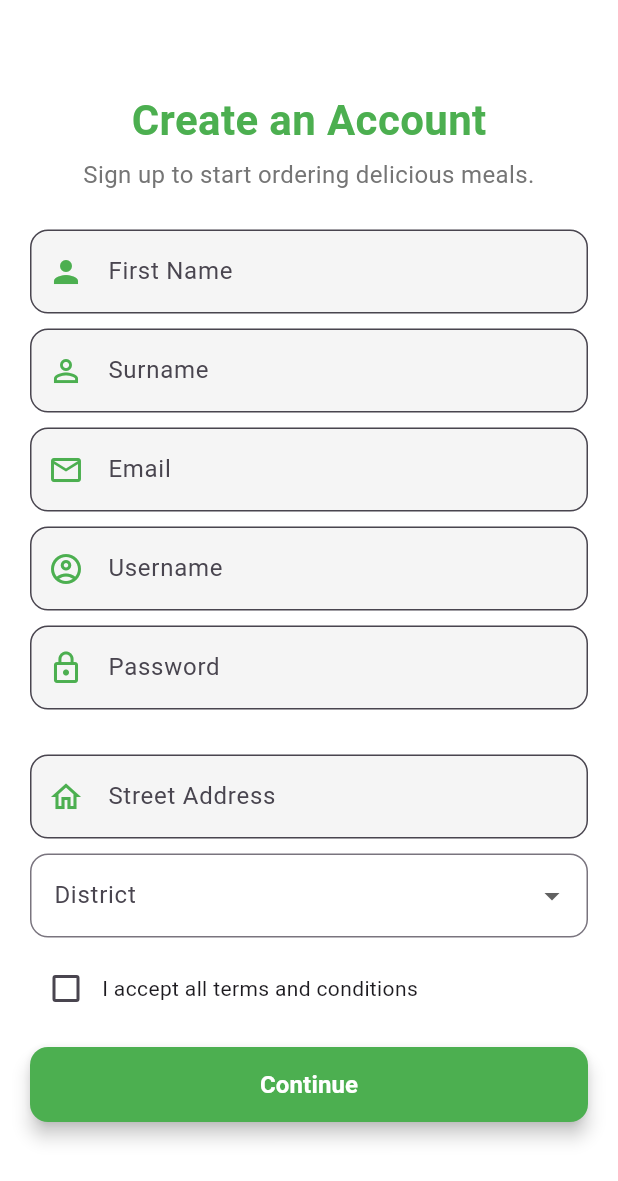
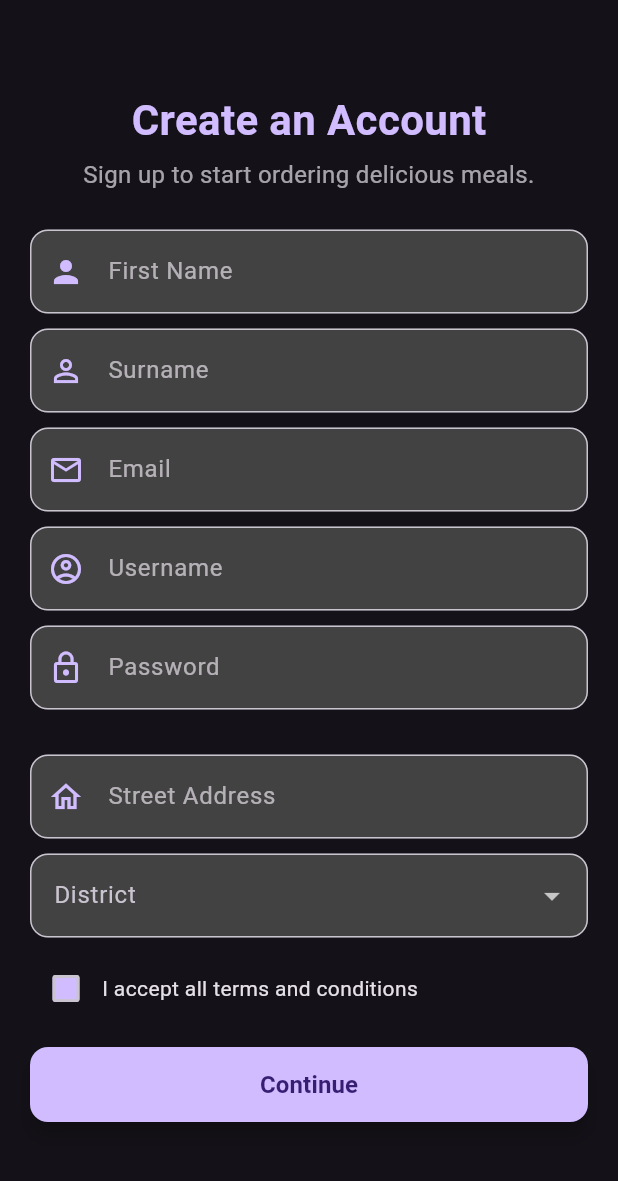
Before and after one commit to amiruushan/GreenBite, a Flutter app: the screen it shows after launch, after a tap on "Skip", after a tap on "Continue", after a tap on "Register", on a phone screen of 412 x 824 dp. Shown: the top 1181 px of the screen. Run offline on Flutter 3.47's test engine with Material 3 defaults, Android fonts, the phone set to English and light mode, and no system bars; our stand-ins replace geolocator, image_picker, lottie, percent_indicator, shared_preferences; missing offline and left inert: flutter_stripe; accounts and stored records are empty; network calls fail; project files that could hold a hidden picture were left out.

Commit message:
added darkmode to the remaining pages

```diff
--- a/greenbite_frontend/lib/screens/home_page/home_page.dart
+++ b/greenbite_frontend/lib/screens/home_page/home_page.dart
@@ -4,7 +4,6 @@ import 'package:greenbite_frontend/config.dart';
 import 'package:greenbite_frontend/screens/cart/cart_screen.dart';
 import 'package:greenbite_frontend/screens/food_detail_screen/food_detail_screen.dart';
 import 'package:greenbite_frontend/screens/home_page/widgets/shop_tab.dart';
-import 'package:greenbite_frontend/screens/home_page/widgets/update_location_button.dart';
 
 import 'package:greenbite_frontend/service/auth_service';
 import 'package:greenbite_frontend/service/location_service.dart';
--- a/greenbite_frontend/lib/screens/login/signup_screen.dart
+++ b/greenbite_frontend/lib/screens/login/signup_screen.dart
@@ -115,8 +115,11 @@ class _SignupScreenState extends State<SignupScreen> {
 
   @override
   Widget build(BuildContext context) {
+    final theme = Theme.of(context);
+    final isDarkMode = theme.brightness == Brightness.dark;
+
     return Scaffold(
-      backgroundColor: Colors.white, // Clean background
+      backgroundColor: theme.colorScheme.background, // ✅ Theme-based background
       body: SingleChildScrollView(
         padding: const EdgeInsets.all(20),
         child: Column(
@@ -132,14 +135,18 @@ class _SignupScreenState extends State<SignupScreen> {
               style: TextStyle(
                 fontSize: 28,
                 fontWeight: FontWeight.bold,
-                color: Colors.green,
+                color: theme.colorScheme.primary, // ✅ Theme-based color
               ),
             ),
             const SizedBox(height: 5),
             Text(
               "Sign up to start ordering delicious meals.",
               textAlign: TextAlign.center,
-              style: TextStyle(color: Colors.grey.shade600, fontSize: 16),
+              style: TextStyle(
+                color: theme.colorScheme.onSurface
+                    .withOpacity(0.7), // ✅ Theme-based color
+                fontSize: 16,
+              ),
             ),
             const SizedBox(height: 25),
 
@@ -192,11 +199,21 @@ class _SignupScreenState extends State<SignupScreen> {
                 labelText: "District",
                 border:
                     OutlineInputBorder(borderRadius: BorderRadius.circular(12)),
+                filled: true,
+                fillColor: isDarkMode
+                    ? Colors.grey[800]
+                    : Colors.grey[200], // ✅ Adaptive color
               ),
               items: ["Colombo", "Galle", "Gampaha", "Ratnapura"]
                   .map((district) => DropdownMenuItem(
                         value: district,
-                        child: Text(district),
+                        child: Text(
+                          district,
+                          style: TextStyle(
+                            color: theme
+                                .colorScheme.onSurface, // ✅ Theme-based color
+                          ),
+                        ),
                       ))
                   .toList(),
               onChanged: (value) {
@@ -217,9 +234,19 @@ class _SignupScreenState extends State<SignupScreen> {
                       termsAccepted = value!;
                     });
                   },
+                  fillColor: MaterialStateProperty.resolveWith<Color>(
+                    (states) =>
+                        theme.colorScheme.primary, // ✅ Theme-based color
+                  ),
                 ),
-                const Expanded(
-                    child: Text("I accept all terms and conditions")),
+                Expanded(
+                  child: Text(
+                    "I accept all terms and conditions",
+                    style: TextStyle(
+                      color: theme.colorScheme.onSurface, // ✅ Theme-based color
+                    ),
+                  ),
+                ),
               ],
             ),
             const SizedBox(height: 15),
@@ -230,8 +257,10 @@ class _SignupScreenState extends State<SignupScreen> {
                 : _CustomButton(
                     text: "Continue",
                     onPressed: _validateAndProceed,
-                    backgroundColor: Colors.green,
-                    textColor: Colors.white,
+                    backgroundColor:
+                        theme.colorScheme.primary, // ✅ Theme-based color
+                    textColor:
+                        theme.colorScheme.onPrimary, // ✅ Theme-based color
                     shadow: true,
                   ),
             const SizedBox(height: 15),
@@ -258,16 +287,28 @@ class _CustomTextField extends StatelessWidget {
 
   @override
   Widget build(BuildContext context) {
+    final theme = Theme.of(context);
+    final isDarkMode = theme.brightness == Brightness.dark;
+
     return TextField(
       controller: controller,
       obscureText: isPassword,
+      style:
+          TextStyle(color: theme.colorScheme.onSurface), // ✅ Theme-based color
       decoration: InputDecoration(
         labelText: label,
-        prefixIcon:
-            prefixIcon != null ? Icon(prefixIcon, color: Colors.green) : null,
+        labelStyle: TextStyle(
+            color: theme.colorScheme.onSurface
+                .withOpacity(0.7)), // ✅ Theme-based color
+        prefixIcon: prefixIcon != null
+            ? Icon(prefixIcon,
+                color: theme.colorScheme.primary) // ✅ Theme-based color
+            : null,
         border: OutlineInputBorder(borderRadius: BorderRadius.circular(12)),
         filled: true,
-        fillColor: Colors.grey[100],
+        fillColor: isDarkMode
+            ? Colors.grey[800]
+            : Colors.grey[200], // ✅ Adaptive color
       ),
     );
   }
@@ -304,10 +345,10 @@ class _CustomButton extends StatelessWidget {
           elevation: shadow ? 5 : 0,
         ),
         child: Text(
-          text, // Display the text here
+          text,
           style: TextStyle(
-            fontSize: 16, // Adjust the font size if needed
-            fontWeight: FontWeight.bold, // Make it bold if necessary
+            fontSize: 16,
+            fontWeight: FontWeight.bold,
           ),
         ),
       ),
--- a/greenbite_frontend/lib/screens/onboarding/onboarding.dart
+++ b/greenbite_frontend/lib/screens/onboarding/onboarding.dart
@@ -65,8 +65,11 @@ class _OnboardingScreenState extends State<OnboardingScreen> {
 
   @override
   Widget build(BuildContext context) {
+    final theme = Theme.of(context);
+    final isDarkMode = theme.brightness == Brightness.dark;
+
     return Scaffold(
-      backgroundColor: Colors.white,
+      backgroundColor: theme.colorScheme.background, // ✅ Theme-based background
       body: Stack(
         children: [
           // PageView for onboarding screens
@@ -94,10 +97,11 @@ class _OnboardingScreenState extends State<OnboardingScreen> {
                     // Title
                     Text(
                       onboardingData[index]["title"]!,
-                      style: const TextStyle(
+                      style: TextStyle(
                         fontSize: 28,
                         fontWeight: FontWeight.bold,
-                        color: Colors.black87,
+                        color: theme
+                            .colorScheme.onBackground, // ✅ Adaptive text color
                       ),
                       textAlign: TextAlign.center,
                     ),
@@ -109,7 +113,8 @@ class _OnboardingScreenState extends State<OnboardingScreen> {
                         onboardingData[index]["description"]!,
                         style: TextStyle(
                           fontSize: 16,
-                          color: Colors.grey.shade600,
+                          color: theme.colorScheme.onSurface
+                              .withOpacity(0.8), // ✅ Adaptive text color
                           height: 1.5,
                         ),
                         textAlign: TextAlign.center,
@@ -131,7 +136,8 @@ class _OnboardingScreenState extends State<OnboardingScreen> {
                 "Skip",
                 style: TextStyle(
                   fontSize: 16,
-                  color: Colors.grey.shade700,
+                  color:
+                      theme.colorScheme.onBackground, // ✅ Adaptive text color
                   fontWeight: FontWeight.bold,
                 ),
               ),
@@ -154,8 +160,9 @@ class _OnboardingScreenState extends State<OnboardingScreen> {
                   height: 8,
                   decoration: BoxDecoration(
                     color: _currentIndex == index
-                        ? Colors.green
-                        : Colors.grey.shade300,
+                        ? theme.colorScheme.primary // ✅ Adaptive color
+                        : theme.colorScheme.onSurface
+                            .withOpacity(0.3), // ✅ Adaptive color
                     borderRadius: BorderRadius.circular(4),
                   ),
                 ),
@@ -171,7 +178,7 @@ class _OnboardingScreenState extends State<OnboardingScreen> {
             child: ElevatedButton(
               onPressed: _nextPage,
               style: ElevatedButton.styleFrom(
-                backgroundColor: Colors.green,
+                backgroundColor: theme.colorScheme.primary, // ✅ Adaptive color
                 padding: const EdgeInsets.symmetric(vertical: 16),
                 shape: RoundedRectangleBorder(
                   borderRadius: BorderRadius.circular(12),
@@ -181,10 +188,10 @@ class _OnboardingScreenState extends State<OnboardingScreen> {
                 _currentIndex == onboardingData.length - 1
                     ? "Get Started"
                     : "Next",
-                style: const TextStyle(
+                style: TextStyle(
                   fontSize: 18,
                   fontWeight: FontWeight.bold,
-                  color: Colors.white,
+                  color: theme.colorScheme.onPrimary, // ✅ Adaptive text color
                 ),
               ),
             ),
--- a/greenbite_frontend/lib/theme_provider.dart
+++ b/greenbite_frontend/lib/theme_provider.dart
@@ -2,7 +2,7 @@ import 'package:flutter/material.dart';
 import 'package:shared_preferences/shared_preferences.dart';
 
 class ThemeProvider with ChangeNotifier {
-  ThemeMode _themeMode = ThemeMode.light;
+  ThemeMode _themeMode = ThemeMode.dark; // Default to dark mode
 
   ThemeMode get themeMode => _themeMode;
 
@@ -21,7 +21,9 @@ class ThemeProvider with ChangeNotifier {
 
   void _loadTheme() async {
     final prefs = await SharedPreferences.getInstance();
-    final isDark = prefs.getBool('isDarkMode') ?? false;
+    // Default to dark mode if no preference is saved
+    final isDark =
+        prefs.getBool('isDarkMode') ?? true; // Default to true (dark mode)
     _themeMode = isDark ? ThemeMode.dark : ThemeMode.light;
     notifyListeners();
   }
```
Also changed, not shown: greenbite_frontend/lib/screens/green_bite_points/green_bite_points_screen.dart (+73 -66 lines), greenbite_frontend/lib/screens/green_bite_points/green_bite_shop.dart (+53 -48 lines), greenbite_frontend/lib/screens/green_bite_points/inventory_screen.dart (+69 -16 lines), greenbite_frontend/lib/screens/user_profile/edit_profile_screen.dart (+41 -18 lines), 4 other files.
